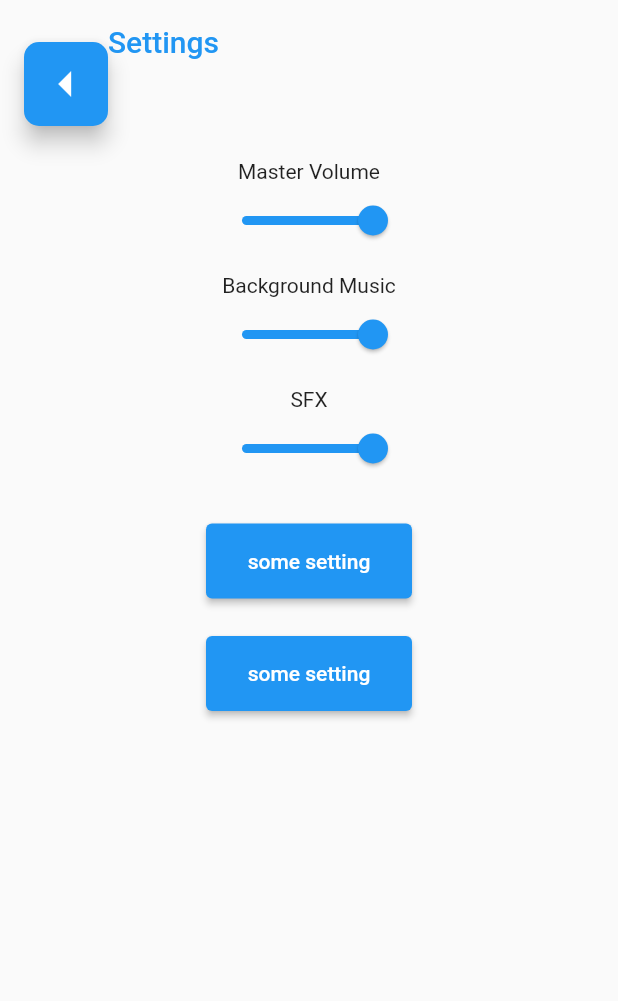
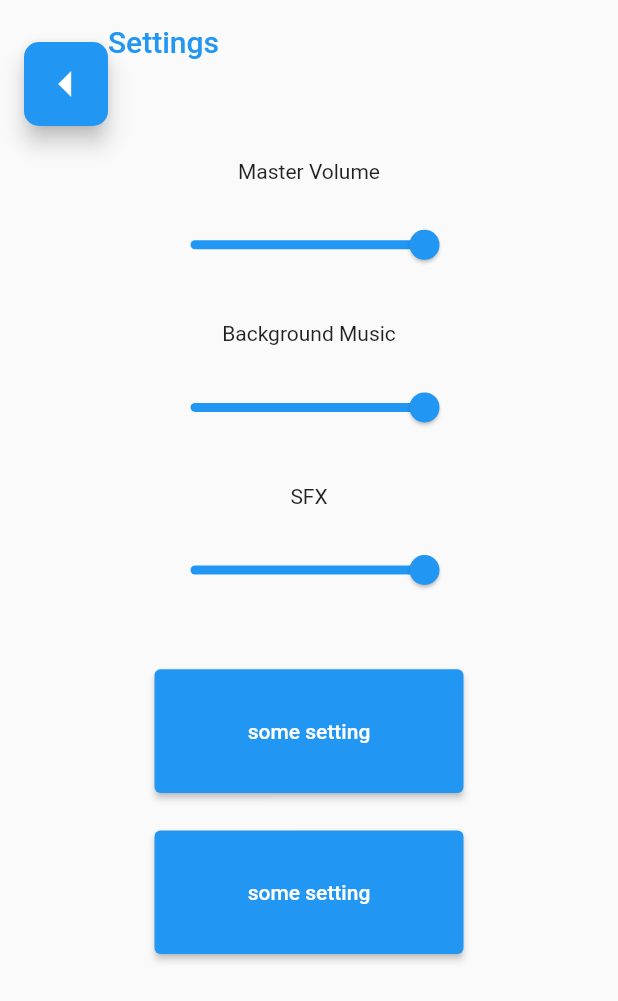
Before and after one commit to jh2k2/soundblade, a Flutter app: the screen it shows after launch, after a tap on "Settings", on a phone screen of 412 x 824 dp. Shown: the top 1001 px of the screen. Run offline on Flutter 3.47's test engine with Material 2 defaults, Android fonts, the phone set to English and light mode, and no system bars; missing offline and left inert: flame.

Commit message:
fixed buttons and stuff

```diff
--- a/lib/states/mainmenu.dart
+++ b/lib/states/mainmenu.dart
@@ -18,7 +18,7 @@ class MainMenu extends StatelessWidget {
             ),
             SizedBox(
                 width: MediaQuery.of(context).size.width / 3,
-                height: 75,
+                height: MediaQuery.of(context).size.height / 5,
                 child: ElevatedButton(
                     onPressed: () {
                       Navigator.push(
@@ -37,7 +37,7 @@ class MainMenu extends StatelessWidget {
             ),
             SizedBox(
                 width: MediaQuery.of(context).size.width / 3,
-                height: 75,
+                height: MediaQuery.of(context).size.height / 5,
                 child: ElevatedButton(
                     onPressed: () {
                       Navigator.push(
--- a/lib/states/settings.dart
+++ b/lib/states/settings.dart
@@ -30,12 +30,13 @@ class _MySlider extends State<VolumeSlider> {
   }
 }
 
-// main settings page
 // this thing is kinda chonky but its basically 3 sections:
 //  1. app bar (thing at top)
 //  2. buttons and sliders (super repetitive prb a better way to do it, do help)
 //  3. button at the top that goes back
 class Setting extends StatelessWidget {
+  final int number_of_settings = 5;
+
   const Setting();
 
   @override
@@ -57,6 +58,13 @@ class Setting extends StatelessWidget {
       // actual settings
       body: Center(
         child: Column(
+          children: [
+            Expanded(
+              //contains a single child which is scrollable
+              child: SingleChildScrollView(
+                //for horizontal scrolling
+                scrollDirection: Axis.vertical,
+                child: Column(
                   mainAxisAlignment: MainAxisAlignment.start,
                   children: [
                     // Padding to make it look nice
@@ -67,8 +75,9 @@ class Setting extends StatelessWidget {
                     // Master Volume label + slider
                     Text('Master Volume'),
                     SizedBox(
-              width: MediaQuery.of(context).size.width / 3,
-              height: 50,
+                      width: MediaQuery.of(context).size.width / 2,
+                      height: MediaQuery.of(context).size.height /
+                          (number_of_settings * 2),
                       child: const VolumeSlider(),
                     ),
 
@@ -80,8 +89,9 @@ class Setting extends StatelessWidget {
                     // bg music label + slider
                     Text('Background Music'),
                     SizedBox(
-              width: MediaQuery.of(context).size.width / 3,
-              height: 50,
+                      width: MediaQuery.of(context).size.width / 2,
+                      height: MediaQuery.of(context).size.height /
+                          (number_of_settings * 2),
                       child: const VolumeSlider(),
                     ),
 
@@ -90,11 +100,12 @@ class Setting extends StatelessWidget {
                       padding: EdgeInsets.only(top: 10),
                     ),
 
-            // SFX label + slider
+                    // SFX label + slider-
                     Text('SFX'),
                     SizedBox(
-              width: MediaQuery.of(context).size.width / 3,
-              height: 50,
+                      width: MediaQuery.of(context).size.width / 2,
+                      height: MediaQuery.of(context).size.height /
+                          (number_of_settings * 2),
                       child: const VolumeSlider(),
                     ),
 
@@ -105,8 +116,9 @@ class Setting extends StatelessWidget {
 
                     // example button
                     SizedBox(
-                width: MediaQuery.of(context).size.width / 3,
-                height: 50,
+                        width: MediaQuery.of(context).size.width / 2,
+                        height: MediaQuery.of(context).size.height /
+                            (number_of_settings * 2),
                         child: ElevatedButton(
                             onPressed: () {/* do something */},
                             child: Text('some setting'))),
@@ -118,11 +130,16 @@ class Setting extends StatelessWidget {
 
                     // example button
                     SizedBox(
-                width: MediaQuery.of(context).size.width / 3,
-                height: 50,
+                        width: MediaQuery.of(context).size.width / 2,
+                        height: MediaQuery.of(context).size.height /
+                            (number_of_settings * 2),
                         child: ElevatedButton(
                             onPressed: () {/* do something */},
                             child: Text('some setting'))),
+                  ],
+                ),
+              ),
+            )
           ],
         ),
       ),
```
Lines whose indentation alone changed are shown as unchanged.
